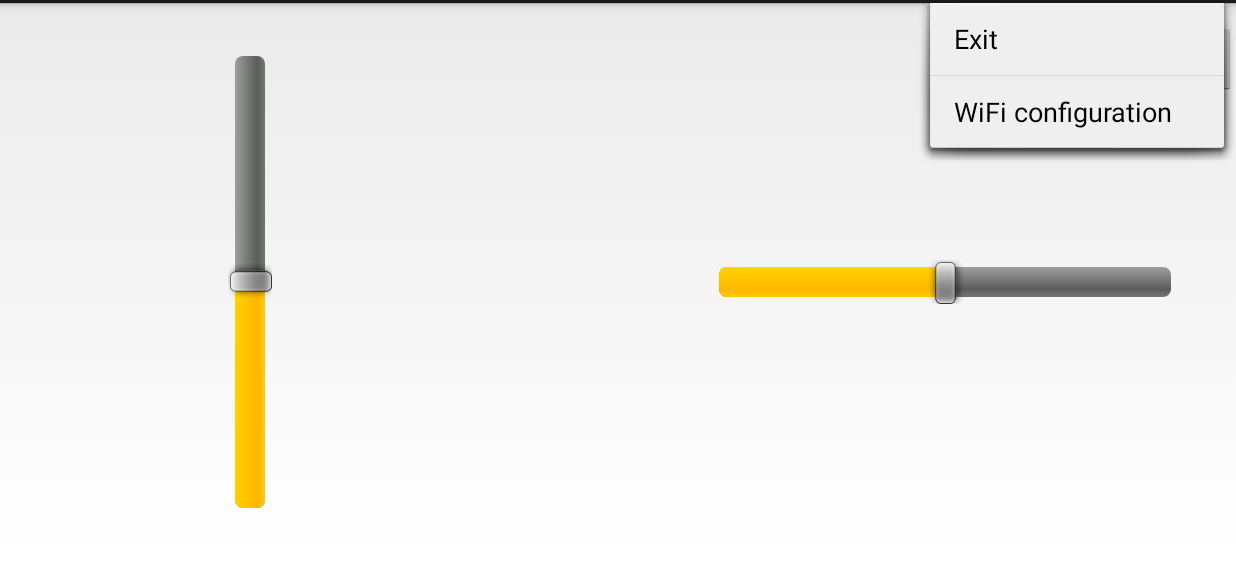
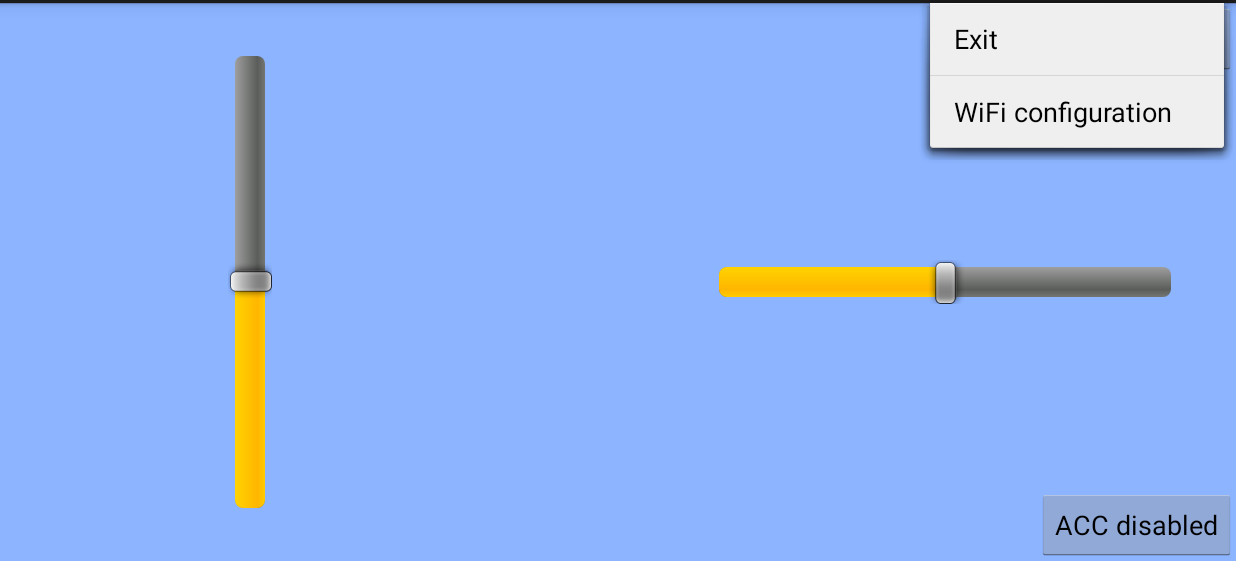
Before and after one commit to felixnorden/moppepojkar, an Android app: the screen it shows after launch (Main), with the options menu open, on a phone screen of 824 x 412 dp (held sideways), the part 57-618 px from its top. Run offline under Robolectric (Android 15) with nearby library versions, the light colour scheme and no system bars.

Commit message:
added mode button, fixed colour

```diff
--- a/src/app/WirelessIno/app/src/main/java/se/sics/sse/fresta/wirelessino/Main.java
+++ b/src/app/WirelessIno/app/src/main/java/se/sics/sse/fresta/wirelessino/Main.java
@@ -13,8 +13,10 @@ import android.util.Log;
 import android.view.Menu;
 import android.view.MenuItem;
 import android.view.View;
+import android.widget.Button;
 import android.widget.EditText;
 import android.widget.SeekBar;
+import android.widget.Toast;
 
 public class Main extends Activity {
 
@@ -23,6 +25,8 @@ public class Main extends Activity {
 
     private SeekBar topBar;
     private SeekBar bottomBar;
+    private Button modeButton;
+    private boolean isACCenabled;
 
 
     public static final String TAG = "WirelessIno";
@@ -32,17 +36,15 @@ public class Main extends Activity {
     private static PrintWriter out = null;
     private Menu menu = null;
 
-	private static final int EXIT_INDEX = 0;		// Menu bar: exit
-	private static final int DISCONNECT_INDEX = 1;	// Menu bar: disconnect
-	private static final int CONFIG_INDEX = 2	;	// Menu bar: WiFi configuration
+    private static final int EXIT_INDEX = 0;        // Menu bar: exit
+    private static final int DISCONNECT_INDEX = 1;    // Menu bar: disconnect
+    private static final int CONFIG_INDEX = 2;    // Menu bar: WiFi configuration
 
     protected void onCreate(Bundle savedInstanceState) {
         super.onCreate(savedInstanceState);
         setContentView(R.layout.activity_main);
         topBar = (SeekBar) findViewById(R.id.TopBar);
         bottomBar = (SeekBar) findViewById(R.id.BottomBar);
-
-
 
         topBar.setOnSeekBarChangeListener(new SeekBar.OnSeekBarChangeListener() {
 
@@ -58,7 +60,7 @@ public class Main extends Activity {
             }
 
             @Override
-            public void onProgressChanged(SeekBar seekBar, int progress,boolean fromUser) {
+            public void onProgressChanged(SeekBar seekBar, int progress, boolean fromUser) {
                 transformPWM();
             }
         });
@@ -77,12 +79,28 @@ public class Main extends Activity {
             }
 
             @Override
-            public void onProgressChanged(SeekBar seekBar, int progress,boolean fromUser) {
+            public void onProgressChanged(SeekBar seekBar, int progress, boolean fromUser) {
                 transformPWM();
             }
         });
 
+        modeButton = (Button) findViewById(R.id.modeButton);
 
+        modeButton.setOnClickListener(new View.OnClickListener() {
+            @Override
+            public void onClick(View v) {
+                if(isACCenabled){
+                    modeButton.setText("ACC enabled");
+                }
+                else{
+                    modeButton.setText("ACC disabled");
+                }
+
+            }
+        });
+
+
+        Toast.makeText(getApplicationContext(), "Tänk på hur ni kör!" , Toast.LENGTH_SHORT).show();
 
 
     }
@@ -96,50 +114,41 @@ public class Main extends Activity {
         super.onResume();
     }
 
-	public void goToOptions (View view){
-		Intent intent = new Intent (this, SocketConnector.class);
+    public void goToOptions(View view) {
+        Intent intent = new Intent(this, SocketConnector.class);
         startActivity(intent);
     }
 
-    public void transformPWM(){
+    public void transformPWM() {
 		/*Here the values are formatted in a way that the arduino will understand */
         String textTop = "";
         String textBottom = "";
-		if(topBar.getProgress()-100 > -1){
+        if (topBar.getProgress() - 100 > -1) {
             textTop = "V0";
-		}
-		else{
+        } else {
             textTop = "V-";
         }
-		if(bottomBar.getProgress()-100 > -1){
+        if (bottomBar.getProgress() - 100 > -1) {
             textBottom = "H0";
-		}
-		else{
+        } else {
             textBottom = "H-";
         }
 
-
         /* Subtract 100 since the bar goes from 0 to 200 and we want values between -100 and 100 */
-        if(topBar.getProgress()-100 < 10 && topBar.getProgress()-100 > -10){
-
+        if (topBar.getProgress() - 100 < 10 && topBar.getProgress() - 100 > -10) {
             textTop += "00";
-
-
-
-		}
-		else if(topBar.getProgress()-100 < 100 && topBar.getProgress()-100 > -100){
+        } else if (topBar.getProgress() - 100 < 100 && topBar.getProgress() - 100 > -100) {
             textTop += "0";
         }
 
-		if(bottomBar.getProgress()-100 < 10 && bottomBar.getProgress()-100 > -10){
+        if (bottomBar.getProgress() - 100 < 10 && bottomBar.getProgress() - 100 > -10) {
             textBottom += "00";
-		}
-		else if(bottomBar.getProgress()-100 < 100 && bottomBar.getProgress()-100 > -100){
+        } else if (bottomBar.getProgress() - 100 < 100 && bottomBar.getProgress() - 100 > -100) {
             textBottom += "0";
         }
-        textTop += Integer.toString(Math.abs(topBar.getProgress()-100));
-        textBottom += Integer.toString(Math.abs(bottomBar.getProgress()-100));
-        String out = textTop +  textBottom;
+        textTop += Integer.toString(Math.abs(topBar.getProgress() - 100));
+        textBottom += Integer.toString(Math.abs(bottomBar.getProgress() - 100));
+        String out = textTop + textBottom;
         Log.e("Before Socket", out);
 		/* Send speed and steering values through the socket */
         if (socket != null) {
@@ -171,8 +180,7 @@ public class Main extends Activity {
     public boolean onOptionsItemSelected(MenuItem item) {
         if (item.getItemId() == EXIT_INDEX) {
             finish();
-		}
-		else if (item.getItemId() == DISCONNECT_INDEX) {
+        } else if (item.getItemId() == DISCONNECT_INDEX) {
             try {
                 if (socket != null) {
                     socket.close();
@@ -183,8 +191,7 @@ public class Main extends Activity {
             } catch (IOException e) {
                 e.printStackTrace();
             }
-		}
-		else if (item.getItemId() == CONFIG_INDEX) {
+        } else if (item.getItemId() == CONFIG_INDEX) {
             Intent i = new Intent(Main.this, SocketConnector.class);
             startActivity(i);
         }
--- a/src/app/WirelessIno/app/src/main/res/layout/activity_main.xml
+++ b/src/app/WirelessIno/app/src/main/res/layout/activity_main.xml
@@ -3,43 +3,53 @@
 <RelativeLayout xmlns:android="http://schemas.android.com/apk/res/android"
 xmlns:tools="http://schemas.android.com/tools"
 android:orientation="horizontal" android:layout_width="match_parent"
-android:layout_height="match_parent">
+android:layout_height="match_parent"
+                android:background="#8cb4ff">
 
 
     <SeekBar
         android:id="@+id/TopBar"
         style="@android:style/Widget.SeekBar"
         android:layout_width="500px"
-        android:layout_height="wrap_content"
+        android:layout_height="match_parent"
+        android:layout_alignParentStart="true"
+        android:layout_alignTop="@+id/BottomBar"
         android:layout_marginRight="27dp"
         android:max="200"
         android:progress="100"
         android:rotation="270"
-        tools:style="@android:style/Widget.Material.SeekBar"
-        android:layout_alignTop="@+id/BottomBar"
-        android:layout_alignParentStart="true"/>
+        tools:style="@android:style/Widget.Material.SeekBar"/>
 
     <SeekBar
         android:id="@+id/BottomBar"
         style="@android:style/Widget.SeekBar"
         android:layout_width="500px"
-        android:layout_height="wrap_content"
+        android:layout_height="match_parent"
+        android:layout_alignParentEnd="true"
+        android:layout_centerVertical="true"
         android:layout_marginRight="27dp"
         android:max="200"
         android:progress="100"
-        tools:style="@android:style/Widget.Material.SeekBar"
-        android:layout_centerVertical="true"
-        android:layout_alignParentEnd="true"/>
+        tools:style="@android:style/Widget.Material.SeekBar"/>
 
     <Button
-        android:id="@+id/button"
+        android:id="@+id/connectButton"
         android:layout_width="wrap_content"
         android:layout_height="wrap_content"
+        android:onClick="goToOptions"
+        android:text="Connect"
+        android:layout_alignParentTop="true"
         android:layout_alignParentEnd="true"
-        android:layout_alignParentTop="true"
-        android:layout_marginTop="13dp"
+        android:layout_alignStart="@+id/modeButton"/>
+
+    <Button
+        android:id="@+id/modeButton"
+        android:layout_width="wrap_content"
+        android:layout_height="wrap_content"
         android:onClick="goToOptions"
-        android:text="Button" />
+        android:text="ACC disabled"
+        android:layout_alignParentBottom="true"
+        android:layout_alignParentEnd="true"/>
 
 
 </RelativeLayout>
```
Also changed, not shown: src/app/WirelessIno/app/src/main/res/layout/socket_connection_build.xml (+14 -10 lines). Lines whose indentation alone changed are shown as unchanged.
